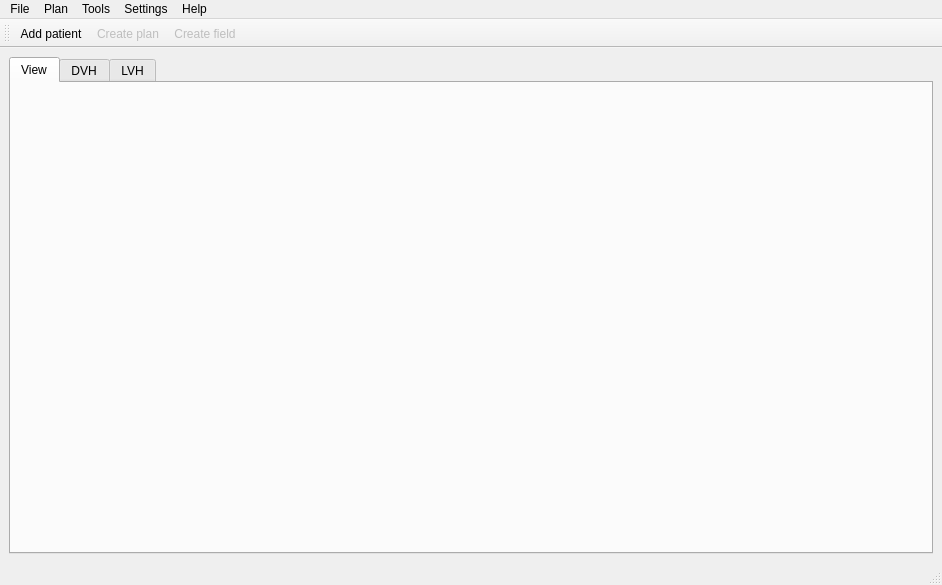
Above: pytripgui/view/main_window.ui from pytrip/pytripgui before the change. Below: the same form after it.
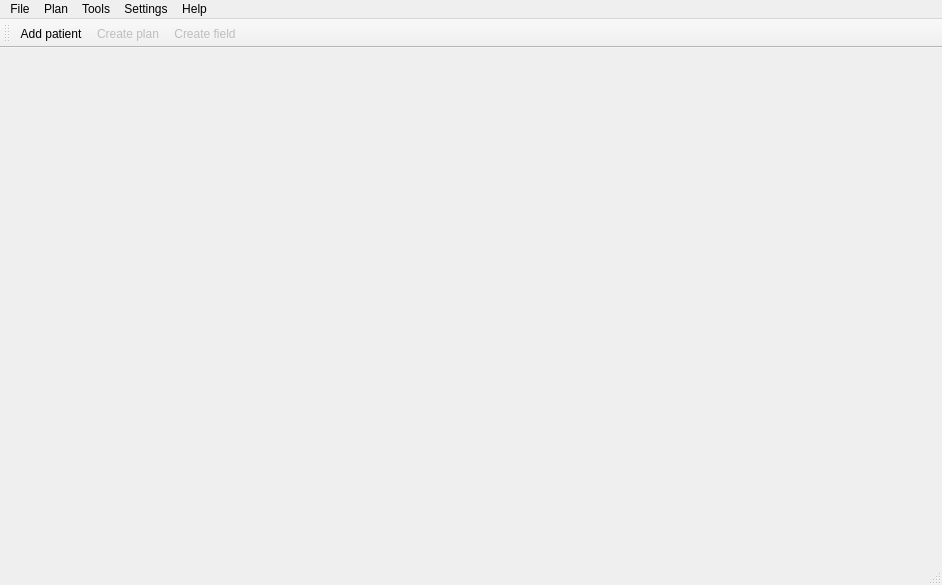
That is the form after the change. Icons and pictures are not drawn.

Commit message: don't display unnecessary views

```diff
--- a/pytripgui/view/main_window.ui
+++ b/pytripgui/view/main_window.ui
@@ -15,16 +15,6 @@
   </property>
   <widget class="QWidget" name="centralwidget">
    <layout class="QHBoxLayout" name="horizontalLayout_2">
-    <item>
-     <widget class="QTabWidget" name="tabWidget">
-      <property name="currentIndex">
-       <number>0</number>
-      </property>
-      <widget class="QWidget" name="tab_view">
-       <attribute name="title">
-        <string>View</string>
-       </attribute>
-       <layout class="QVBoxLayout" name="verticalLayout_2">
         <property name="spacing">
          <number>0</number>
         </property>
@@ -41,21 +31,11 @@
          <number>0</number>
         </property>
         <item>
-         <layout class="QVBoxLayout" name="tab_Vlayout"/>
-        </item>
-       </layout>
-      </widget>
-      <widget class="QWidget" name="tab_dvh">
-       <attribute name="title">
-        <string>DVH</string>
-       </attribute>
-      </widget>
-      <widget class="QWidget" name="tab_lvh">
-       <attribute name="title">
-        <string>LVH</string>
-       </attribute>
-      </widget>
-     </widget>
+     <layout class="QHBoxLayout" name="main_layout">
+      <property name="spacing">
+       <number>0</number>
+      </property>
+     </layout>
     </item>
    </layout>
   </widget>
```
Lines whose indentation alone changed are shown as unchanged. The commit also changes 5 other files.
